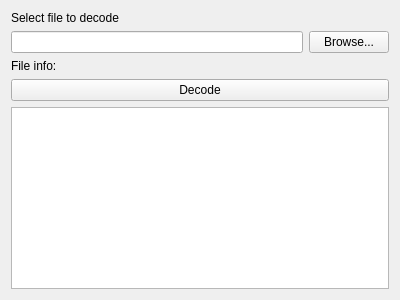
This is manchester_decoder/mainwindow.ui in BOOtak/AMPS-utils as Qt 5 draws it before an edit. The edited form follows.
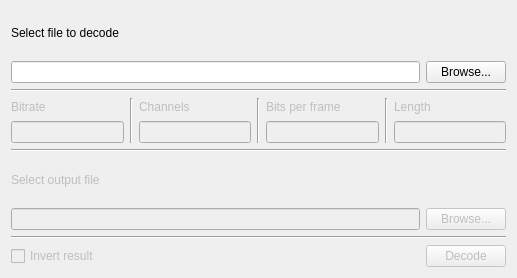
This is the edited form.

Patch:
```diff
--- a/manchester_decoder/mainwindow.ui
+++ b/manchester_decoder/mainwindow.ui
@@ -6,8 +6,8 @@
    <rect>
     <x>0</x>
     <y>0</y>
-    <width>400</width>
-    <height>300</height>
+    <width>517</width>
+    <height>278</height>
    </rect>
   </property>
   <property name="windowTitle">
@@ -37,21 +37,211 @@
      </layout>
     </item>
     <item>
-     <widget class="QLabel" name="fileInfoLabel">
-      <property name="text">
-       <string>File info:</string>
+     <widget class="Line" name="line">
+      <property name="orientation">
+       <enum>Qt::Horizontal</enum>
       </property>
      </widget>
     </item>
     <item>
-     <widget class="QPushButton" name="decodePushButton">
+     <layout class="QHBoxLayout" name="horizontalLayout_6">
+      <item>
+       <layout class="QVBoxLayout" name="verticalLayout_4">
+        <item>
+         <widget class="QLabel" name="sampleRateLabel">
+          <property name="enabled">
+           <bool>false</bool>
+          </property>
+          <property name="text">
+           <string>Bitrate</string>
+          </property>
+         </widget>
+        </item>
+        <item>
+         <widget class="QLineEdit" name="sampleRateLine">
+          <property name="enabled">
+           <bool>false</bool>
+          </property>
+          <property name="readOnly">
+           <bool>true</bool>
+          </property>
+         </widget>
+        </item>
+       </layout>
+      </item>
+      <item>
+       <widget class="Line" name="line_4">
+        <property name="orientation">
+         <enum>Qt::Vertical</enum>
+        </property>
+       </widget>
+      </item>
+      <item>
+       <layout class="QVBoxLayout" name="verticalLayout_5">
+        <item>
+         <widget class="QLabel" name="channelCountLabel">
+          <property name="enabled">
+           <bool>false</bool>
+          </property>
+          <property name="text">
+           <string>Channels</string>
+          </property>
+         </widget>
+        </item>
+        <item>
+         <widget class="QLineEdit" name="channelCountLine">
+          <property name="enabled">
+           <bool>false</bool>
+          </property>
+          <property name="readOnly">
+           <bool>true</bool>
+          </property>
+         </widget>
+        </item>
+       </layout>
+      </item>
+      <item>
+       <widget class="Line" name="line_5">
+        <property name="orientation">
+         <enum>Qt::Vertical</enum>
+        </property>
+       </widget>
+      </item>
+      <item>
+       <layout class="QVBoxLayout" name="verticalLayout_6">
+        <item>
+         <widget class="QLabel" name="bitsPerFrameLabel">
+          <property name="enabled">
+           <bool>false</bool>
+          </property>
+          <property name="text">
+           <string>Bits per frame</string>
+          </property>
+         </widget>
+        </item>
+        <item>
+         <widget class="QLineEdit" name="bitsPerFrameLine">
+          <property name="enabled">
+           <bool>false</bool>
+          </property>
+          <property name="readOnly">
+           <bool>true</bool>
+          </property>
+         </widget>
+        </item>
+       </layout>
+      </item>
+      <item>
+       <widget class="Line" name="line_6">
+        <property name="orientation">
+         <enum>Qt::Vertical</enum>
+        </property>
+       </widget>
+      </item>
+      <item>
+       <layout class="QVBoxLayout" name="verticalLayout_7">
+        <item>
+         <widget class="QLabel" name="lengthLabel">
+          <property name="enabled">
+           <bool>false</bool>
+          </property>
+          <property name="text">
+           <string>Length</string>
+          </property>
+         </widget>
+        </item>
+        <item>
+         <widget class="QLineEdit" name="lengthLine">
+          <property name="enabled">
+           <bool>false</bool>
+          </property>
+         </widget>
+        </item>
+       </layout>
+      </item>
+     </layout>
+    </item>
+    <item>
+     <widget class="Line" name="line_3">
+      <property name="orientation">
+       <enum>Qt::Horizontal</enum>
+      </property>
+     </widget>
+    </item>
+    <item>
+     <widget class="QLabel" name="selectOutputFileLabel">
+      <property name="enabled">
+       <bool>false</bool>
+      </property>
       <property name="text">
-       <string>Decode</string>
+       <string>Select output file</string>
       </property>
      </widget>
     </item>
     <item>
-     <widget class="QTextBrowser" name="resultTextBrowser"/>
+     <layout class="QHBoxLayout" name="horizontalLayout_8">
+      <item>
+       <widget class="QLineEdit" name="outputFilePathLineEdit">
+        <property name="enabled">
+         <bool>false</bool>
+        </property>
+       </widget>
+      </item>
+      <item>
+       <widget class="QPushButton" name="saveFilePushButton">
+        <property name="enabled">
+         <bool>false</bool>
+        </property>
+        <property name="text">
+         <string>Browse...</string>
+        </property>
+       </widget>
+      </item>
+     </layout>
+    </item>
+    <item>
+     <widget class="Line" name="line_2">
+      <property name="orientation">
+       <enum>Qt::Horizontal</enum>
+      </property>
+     </widget>
+    </item>
+    <item>
+     <layout class="QHBoxLayout" name="horizontalLayout_7">
+      <item>
+       <widget class="QCheckBox" name="toInvert">
+        <property name="enabled">
+         <bool>false</bool>
+        </property>
+        <property name="text">
+         <string>Invert result</string>
+        </property>
+       </widget>
+      </item>
+      <item>
+       <spacer name="horizontalSpacer">
+        <property name="orientation">
+         <enum>Qt::Horizontal</enum>
+        </property>
+        <property name="sizeHint" stdset="0">
+         <size>
+          <width>40</width>
+          <height>20</height>
+         </size>
+        </property>
+       </spacer>
+      </item>
+      <item>
+       <widget class="QPushButton" name="decodePushButton">
+        <property name="enabled">
+         <bool>false</bool>
+        </property>
+        <property name="text">
+         <string>Decode</string>
+        </property>
+       </widget>
+      </item>
+     </layout>
     </item>
    </layout>
   </widget>
```
Left out of the diff: 4 changed lines with no effect on the pictures.
